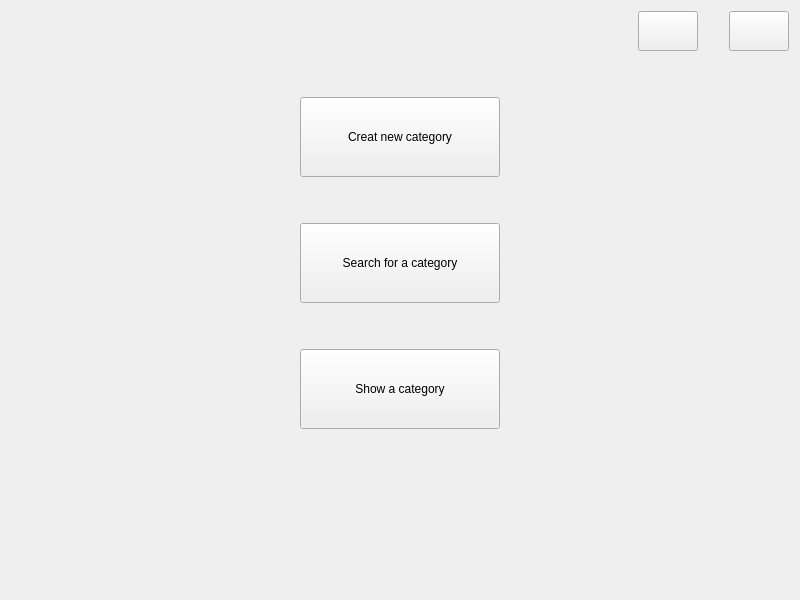
First picture: the form in Project/categories.ui, repository AminNaghiyan/uiap92_project, before the edit.
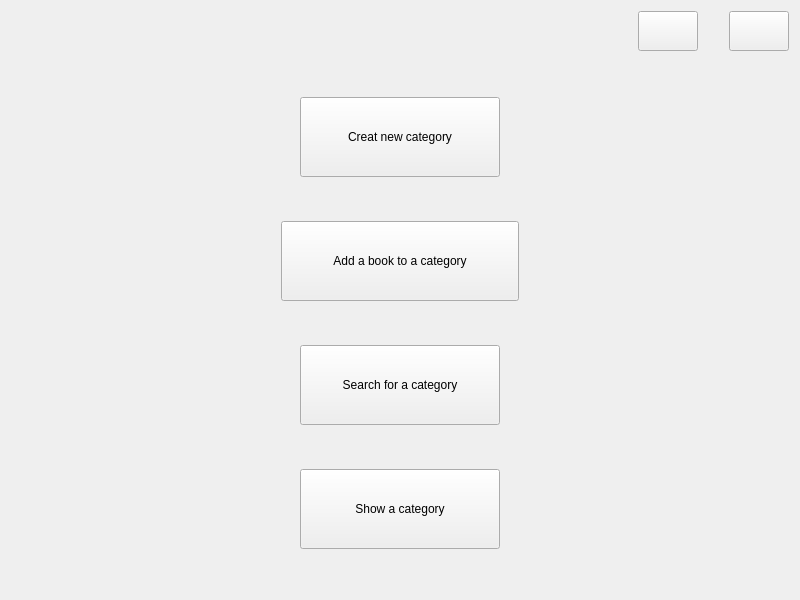
Second picture: the form after the edit. Icons and pictures are not drawn.

Commit message: Edit the initial appearance of page Categories

```diff
--- a/Project/categories.ui
+++ b/Project/categories.ui
@@ -207,6 +207,77 @@
          </item>
         </layout>
        </item>
+       <item>
+        <spacer name="verticalSpacer_5">
+         <property name="orientation">
+          <enum>Qt::Vertical</enum>
+         </property>
+         <property name="sizeHint" stdset="0">
+          <size>
+           <width>20</width>
+           <height>40</height>
+          </size>
+         </property>
+        </spacer>
+       </item>
+       <item>
+        <layout class="QHBoxLayout" name="horizontalLayout_5">
+         <property name="topMargin">
+          <number>0</number>
+         </property>
+         <item>
+          <spacer name="horizontalSpacer_9">
+           <property name="orientation">
+            <enum>Qt::Horizontal</enum>
+           </property>
+           <property name="sizeType">
+            <enum>QSizePolicy::Fixed</enum>
+           </property>
+           <property name="sizeHint" stdset="0">
+            <size>
+             <width>270</width>
+             <height>20</height>
+            </size>
+           </property>
+          </spacer>
+         </item>
+         <item>
+          <widget class="QPushButton" name="add_to_category">
+           <property name="sizePolicy">
+            <sizepolicy hsizetype="Minimum" vsizetype="Fixed">
+             <horstretch>0</horstretch>
+             <verstretch>0</verstretch>
+            </sizepolicy>
+           </property>
+           <property name="minimumSize">
+            <size>
+             <width>0</width>
+             <height>80</height>
+            </size>
+           </property>
+           <property name="text">
+            <string>Add a book to a category</string>
+           </property>
+          </widget>
+         </item>
+         <item>
+          <spacer name="horizontalSpacer_10">
+           <property name="orientation">
+            <enum>Qt::Horizontal</enum>
+           </property>
+           <property name="sizeType">
+            <enum>QSizePolicy::Fixed</enum>
+           </property>
+           <property name="sizeHint" stdset="0">
+            <size>
+             <width>270</width>
+             <height>20</height>
+            </size>
+           </property>
+          </spacer>
+         </item>
+        </layout>
+       </item>
        <item>
         <spacer name="verticalSpacer_3">
          <property name="orientation">
@@ -244,7 +315,7 @@
          <item>
           <widget class="QPushButton" name="search_category">
            <property name="sizePolicy">
-            <sizepolicy hsizetype="Fixed" vsizetype="Fixed">
+            <sizepolicy hsizetype="Expanding" vsizetype="Fixed">
              <horstretch>103</horstretch>
              <verstretch>200</verstretch>
             </sizepolicy>
@@ -375,7 +446,7 @@
         <enum>Qt::Vertical</enum>
        </property>
        <property name="sizeType">
-        <enum>QSizePolicy::Expanding</enum>
+        <enum>QSizePolicy::Fixed</enum>
        </property>
        <property name="sizeHint" stdset="0">
         <size>
```
The commit also changes 3 other files.
